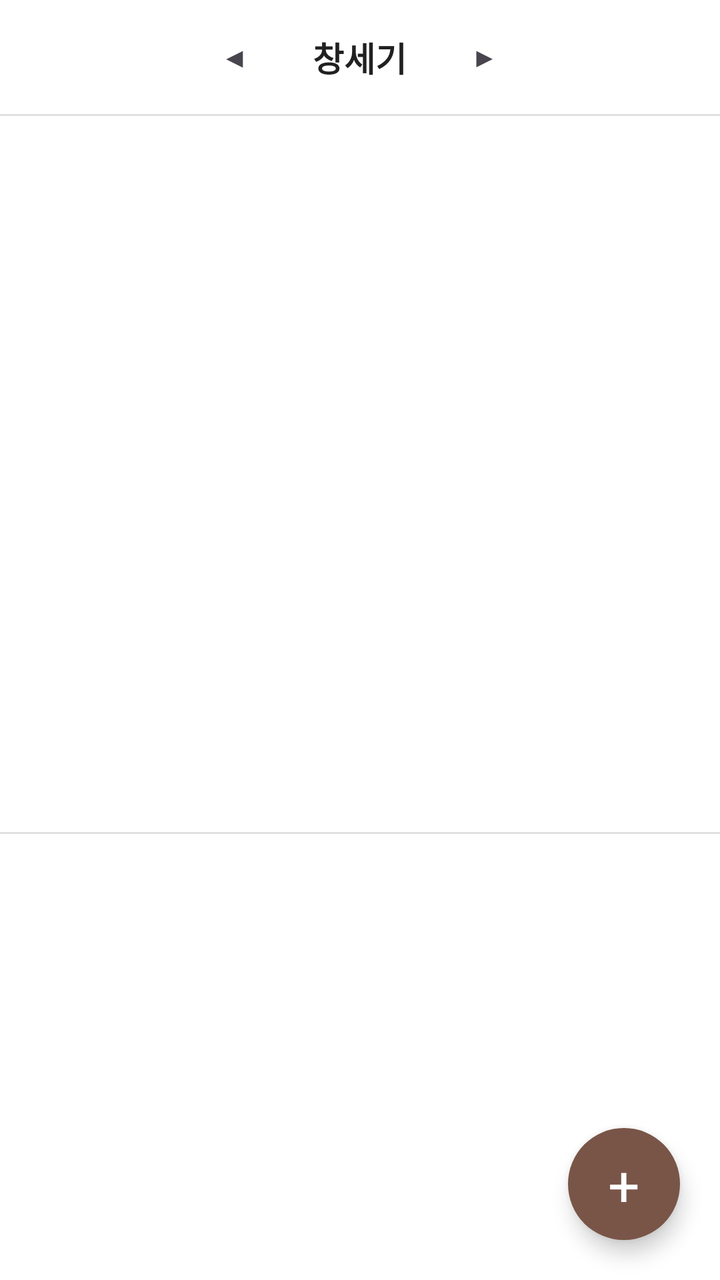
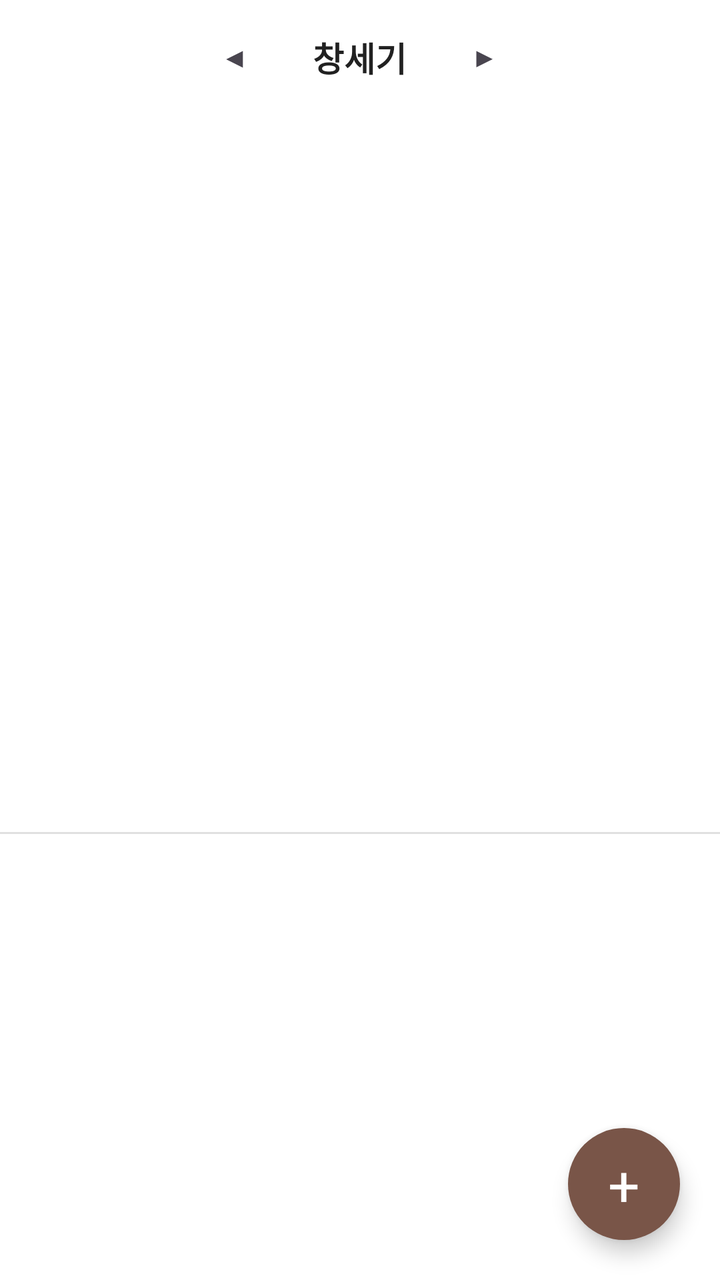

Screens rendered from an Android XML layout before and after an edit, with the pre-edit source and the edit as a unified diff.
<!-- AndroidManifest.xml: application theme Theme.BNOTE -->
<!-- res/layout/fragment_sermon_by_book.xml -->
<?xml version="1.0" encoding="utf-8"?>
<FrameLayout xmlns:android="http://schemas.android.com/apk/res/android"
    android:layout_width="match_parent"
    android:layout_height="match_parent">

    <LinearLayout
        android:layout_width="match_parent"
        android:layout_height="match_parent"
        android:orientation="vertical">

        <LinearLayout
            android:layout_width="match_parent"
            android:layout_height="wrap_content"
            android:orientation="horizontal"
            android:gravity="center">

            <TextView
                android:id="@+id/btn_book_prev"
                android:layout_width="wrap_content"
                android:layout_height="wrap_content"
                android:text="◀"
                android:padding="16dp"
                android:clickable="true"
                android:focusable="true"
                android:background="?attr/selectableItemBackgroundBorderless" />

            <TextView
                android:id="@+id/text_current_book"
                android:layout_width="wrap_content"
                android:layout_height="wrap_content"
                android:padding="16dp"
                android:text="창세기"
                android:textSize="17sp"
                android:textStyle="bold"
                android:textColor="@color/text_primary"
                android:clickable="true"
                android:focusable="true"
                android:background="?attr/selectableItemBackground" />

            <TextView
                android:id="@+id/btn_book_next"
                android:layout_width="wrap_content"
                android:layout_height="wrap_content"
                android:text="▶"
                android:padding="16dp"
                android:clickable="true"
                android:focusable="true"
                android:background="?attr/selectableItemBackgroundBorderless" />
        </LinearLayout>

        <View
            android:layout_width="match_parent"
            android:layout_height="1dp"
            android:background="@color/divider_light" />

        <androidx.recyclerview.widget.RecyclerView
            android:id="@+id/recycler_chapter_grid"
            android:layout_width="match_parent"
            android:layout_height="0dp"
            android:layout_weight="1"
            android:padding="4dp" />

        <View
            android:layout_width="match_parent"
            android:layout_height="1dp"
            android:background="@color/divider_light" />

        <TextView
            android:id="@+id/text_selected_chapter_label"
            android:layout_width="match_parent"
            android:layout_height="wrap_content"
            android:padding="12dp"
            android:textSize="14sp"
            android:textColor="@color/text_secondary" />

        <FrameLayout
            android:layout_width="match_parent"
            android:layout_height="180dp">

            <TextView
                android:id="@+id/text_empty_by_chapter"
                android:layout_width="match_parent"
                android:layout_height="wrap_content"
                android:layout_gravity="center"
                android:padding="24dp"
                android:gravity="center"
                android:text="등록된 설교가 없어요"
                android:textColor="@color/text_hint"
                android:visibility="gone" />

            <androidx.recyclerview.widget.RecyclerView
                android:id="@+id/recycler_sermons_by_chapter"
                android:layout_width="match_parent"
                android:layout_height="match_parent"
                android:visibility="gone" />
        </FrameLayout>

    </LinearLayout>

    <TextView
        android:id="@+id/fab_add_sermon_by_book"
        android:layout_width="56dp"
        android:layout_height="56dp"
        android:layout_gravity="bottom|end"
        android:layout_margin="20dp"
        android:gravity="center"
        android:text="+"
        android:textSize="28sp"
        android:textColor="@color/white"
        android:background="@drawable/bg_fab_brown"
        android:elevation="6dp"
        android:clickable="true"
        android:focusable="true" />
</FrameLayout>
<!-- resources referenced by this layout -->
<resources>
  <color name="divider_light">#E0E0E0</color>
  <color name="text_hint">#9E9E9E</color>
  <color name="text_primary">#212121</color>
  <color name="text_secondary">#757575</color>
  <color name="white">#FFFFFFFF</color>
  <!-- drawable bg_fab_brown (drawable) -->
  <?xml version="1.0" encoding="utf-8"?>
  <shape xmlns:android="http://schemas.android.com/apk/res/android"
      android:shape="oval">
      <solid android:color="@color/brown_primary" />
  </shape>
  <style name="Theme.BNOTE" parent="Base.Theme.BNOTE" />
  <color name="brown_primary">#795548</color>
  <style name="Base.Theme.BNOTE" parent="Theme.Material3.DayNight.NoActionBar">
          <item name="colorPrimary">@color/brown_primary</item>
          <item name="colorPrimaryDark">@color/brown_primary_dark</item>
          <item name="android:statusBarColor">@color/brown_primary_dark</item>
          <item name="android:windowLightStatusBar">false</item>
          <item name="android:windowBackground">@color/surface_background</item>
      </style>
  <color name="brown_primary_dark">#5D4037</color>
  <color name="surface_background">#FFFFFF</color>
</resources>

<!-- the commit's change to res/layout/fragment_sermon_by_book.xml (unified diff, before → after) -->
@@ -47,11 +47,6 @@
                 android:focusable="true"
                 android:background="?attr/selectableItemBackgroundBorderless" />
         </LinearLayout>
-
-        <View
-            android:layout_width="match_parent"
-            android:layout_height="1dp"
-            android:background="@color/divider_light" />
 
         <androidx.recyclerview.widget.RecyclerView
             android:id="@+id/recycler_chapter_grid"
